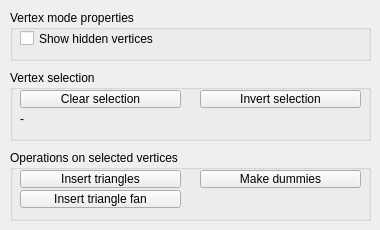
First picture: the form in ui/qdlgvertexedit.ui, repository CoppeliaRobotics/coppeliaSimLib, before the edit.
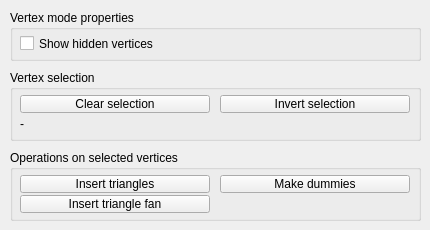
Second picture: the form after the edit.

Patch:
```diff
--- a/ui/qdlgvertexedit.ui
+++ b/ui/qdlgvertexedit.ui
@@ -6,7 +6,7 @@
    <rect>
     <x>0</x>
     <y>0</y>
-    <width>380</width>
+    <width>430</width>
     <height>230</height>
    </rect>
   </property>
@@ -21,7 +21,7 @@
     <rect>
      <x>10</x>
      <y>10</y>
-     <width>361</width>
+     <width>411</width>
      <height>51</height>
     </rect>
    </property>
@@ -35,8 +35,8 @@
     <property name="geometry">
      <rect>
       <x>10</x>
-      <y>20</y>
-      <width>161</width>
+      <y>25</y>
+      <width>251</width>
       <height>17</height>
      </rect>
     </property>
@@ -53,7 +53,7 @@
     <rect>
      <x>10</x>
      <y>150</y>
-     <width>361</width>
+     <width>411</width>
      <height>71</height>
     </rect>
    </property>
@@ -67,8 +67,8 @@
     <property name="geometry">
      <rect>
       <x>10</x>
-      <y>20</y>
-      <width>161</width>
+      <y>25</y>
+      <width>190</width>
       <height>18</height>
      </rect>
     </property>
@@ -83,8 +83,8 @@
     <property name="geometry">
      <rect>
       <x>10</x>
-      <y>40</y>
-      <width>161</width>
+      <y>45</y>
+      <width>190</width>
       <height>18</height>
      </rect>
     </property>
@@ -98,9 +98,9 @@
    <widget class="QToolButton" name="qqMakeDummies">
     <property name="geometry">
      <rect>
-      <x>190</x>
-      <y>20</y>
-      <width>161</width>
+      <x>210</x>
+      <y>25</y>
+      <width>190</width>
       <height>18</height>
      </rect>
     </property>
@@ -117,7 +117,7 @@
     <rect>
      <x>10</x>
      <y>70</y>
-     <width>361</width>
+     <width>411</width>
      <height>71</height>
     </rect>
    </property>
@@ -131,8 +131,8 @@
     <property name="geometry">
      <rect>
       <x>10</x>
-      <y>20</y>
-      <width>161</width>
+      <y>25</y>
+      <width>190</width>
       <height>18</height>
      </rect>
     </property>
@@ -146,9 +146,9 @@
    <widget class="QToolButton" name="qqInvertSelection">
     <property name="geometry">
      <rect>
-      <x>190</x>
-      <y>20</y>
-      <width>161</width>
+      <x>210</x>
+      <y>25</y>
+      <width>190</width>
       <height>18</height>
      </rect>
     </property>
@@ -163,8 +163,8 @@
     <property name="geometry">
      <rect>
       <x>10</x>
-      <y>40</y>
-      <width>341</width>
+      <y>45</y>
+      <width>391</width>
       <height>18</height>
      </rect>
     </property>
```
